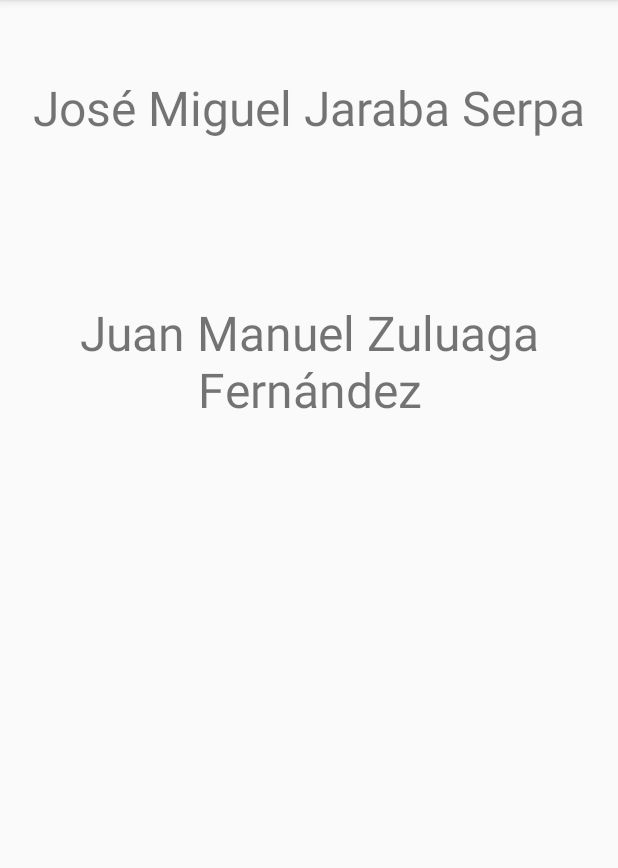
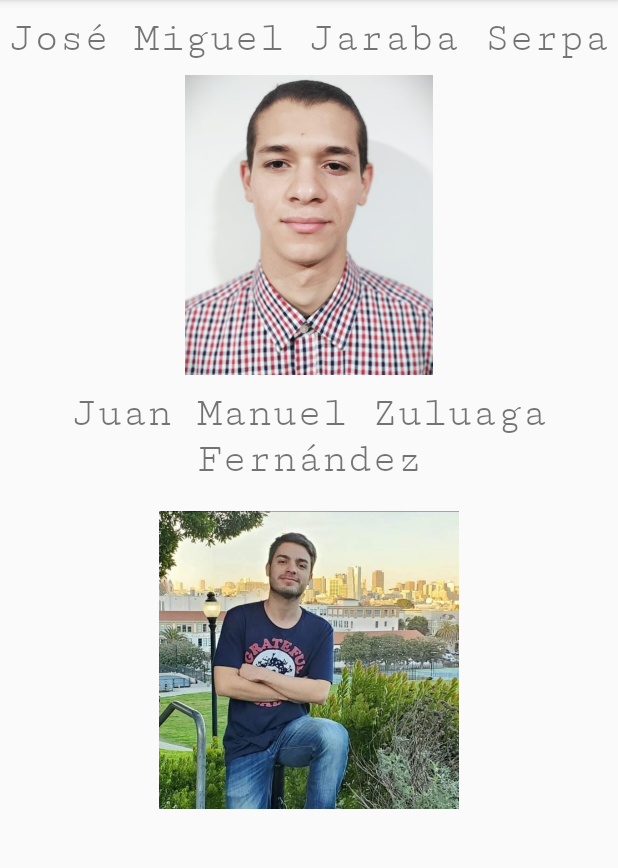
Before and after one commit to JoseJaraba/Rock-Paper-Scissor, an Android app: the CreditsActivity screen opened directly, with no data from a screen before it, on a phone screen of 412 x 824 dp, the part 84-952 px from its top. Run offline under Robolectric (Android 15) with nearby library versions, the phone set to English and light mode, and no system bars.

Commit message:
app finished

```diff
--- a/app/src/main/java/com/example/rock_paper_scissor/MainActivity.java
+++ b/app/src/main/java/com/example/rock_paper_scissor/MainActivity.java
@@ -10,7 +10,7 @@ import android.view.View;
 import android.view.WindowManager;
 import android.widget.Button;
 
-public class MainActivity extends Activity {
+public class MainActivity extends AppCompatActivity {
 
     Button rpsButton;
     Button coinButton;
--- a/app/src/main/res/layout/activity_coin.xml
+++ b/app/src/main/res/layout/activity_coin.xml
@@ -20,7 +20,7 @@
         android:layout_height="80dp"
         android:layout_marginTop="30dp"
         android:layout_gravity="center"
-        android:backgroundTint="#495057"
+        android:backgroundTint="#03071E"
         android:text="@string/flip">
     </Button>
 
--- a/app/src/main/res/layout/activity_credits.xml
+++ b/app/src/main/res/layout/activity_credits.xml
@@ -4,26 +4,47 @@
     android:layout_height="match_parent"
     android:orientation="vertical">
 
+
     <TextView
         android:id="@+id/creditsJMJSText"
         android:layout_width="match_parent"
-        android:layout_height="100dp"
-        android:layout_marginTop="50dp"
+        android:layout_height="30dp"
+        android:layout_marginTop="10dp"
         android:layout_gravity="center"
-        android:textSize="32sp"
+        android:fontFamily="serif-monospace"
+        android:textSize="28sp"
         android:textAlignment="center"
         android:text="@string/jos_miguel_jaraba_serpa">
     </TextView>
 
+    <ImageView
+        android:layout_width="200dp"
+        android:layout_height="200dp"
+        android:layout_marginTop="10dp"
+        android:layout_gravity="center_horizontal"
+        android:src="@mipmap/josejaraba_image"
+        android:contentDescription="@string/todo">
+    </ImageView>
+
     <TextView
         android:id="@+id/creditsJMZFText"
         android:layout_width="match_parent"
-        android:layout_height="100dp"
-        android:layout_marginTop="50dp"
+        android:layout_height="70dp"
+        android:layout_marginTop="10dp"
         android:layout_gravity="center"
-        android:textSize="32sp"
+        android:fontFamily="serif-monospace"
+        android:textSize="28sp"
         android:textAlignment="center"
         android:text="@string/juan_manuel_zuluaga_fern_ndez">
     </TextView>
 
+    <ImageView
+        android:layout_width="200dp"
+        android:layout_height="200dp"
+        android:layout_marginTop="10dp"
+        android:layout_gravity="center_horizontal"
+        android:src="@mipmap/juanzuluaga_image"
+        android:contentDescription="@string/todo">
+    </ImageView>
+
 </LinearLayout>
--- a/app/src/main/res/layout/activity_main.xml
+++ b/app/src/main/res/layout/activity_main.xml
@@ -23,7 +23,7 @@
         android:layout_height="80dp"
         android:layout_marginTop="30dp"
         android:layout_gravity="center"
-        android:backgroundTint="#495057"
+        android:backgroundTint="#03071E"
         android:text="@string/rock_paper_scissors">
     </Button>
 
@@ -33,7 +33,7 @@
         android:layout_height="80dp"
         android:layout_marginTop="30dp"
         android:layout_gravity="center"
-        android:backgroundTint="#495057"
+        android:backgroundTint="#03071E"
         android:text="@string/coin_game">
     </Button>
 
@@ -43,7 +43,7 @@
         android:layout_height="80dp"
         android:layout_marginTop="30dp"
         android:layout_gravity="center"
-        android:backgroundTint="#495057"
+        android:backgroundTint="#03071E"
         android:text="@string/credits">
     </Button>
 
--- a/app/src/main/res/layout/activity_r_p_s.xml
+++ b/app/src/main/res/layout/activity_r_p_s.xml
@@ -24,7 +24,7 @@
         android:layout_marginLeft="15dp"
         android:layout_marginTop="20dp"
         android:layout_marginRight="15dp"
-        android:backgroundTint="#495057"
+        android:backgroundTint="#03071E"
         android:onClick="resetButton"
         android:text="@string/reset" />
 
```
Also changed, not shown: app/src/main/java/com/example/rock_paper_scissor/CoinActivity.java (+54 -0 lines), app/src/main/res/mipmap-xxhdpi/josejaraba_image.jpeg (added), app/src/main/res/mipmap-xxhdpi/juanzuluaga_image.jpeg (added).
